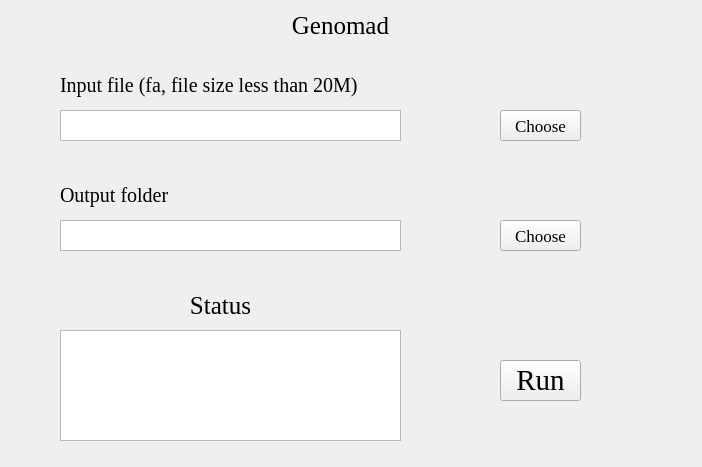
Old version of the form Genomad.ui in the repository hzaurzli/MicroWorldOmics.
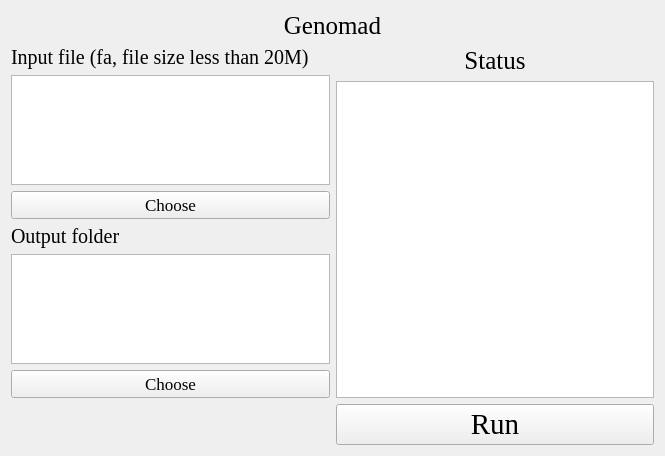
New version of the form. Icons and pictures are not drawn.

```diff
--- a/Genomad.ui
+++ b/Genomad.ui
@@ -6,8 +6,8 @@
    <rect>
     <x>0</x>
     <y>0</y>
-    <width>702</width>
-    <height>467</height>
+    <width>665</width>
+    <height>456</height>
    </rect>
   </property>
   <property name="windowTitle">
@@ -16,15 +16,38 @@
   <property name="styleSheet">
    <string notr="true">background-image: url(D:/Documents/Desktop/bb.png)</string>
   </property>
+  <layout class="QGridLayout" name="gridLayout_4">
+   <item row="1" column="1">
+    <layout class="QGridLayout" name="gridLayout_3">
+     <item row="0" column="0">
+      <widget class="QLabel" name="label_4">
+       <property name="font">
+        <font>
+         <family>Times New Roman</family>
+         <pointsize>19</pointsize>
+        </font>
+       </property>
+       <property name="text">
+        <string>Status</string>
+       </property>
+       <property name="alignment">
+        <set>Qt::AlignCenter</set>
+       </property>
+      </widget>
+     </item>
+     <item row="1" column="0">
+      <widget class="QTextBrowser" name="textBrowser">
+       <property name="styleSheet">
+        <string notr="true">background-image: url(D:/Documents/Desktop/white.png)</string>
+       </property>
+      </widget>
+     </item>
+    </layout>
+   </item>
+   <item row="0" column="0" colspan="2">
+    <layout class="QGridLayout" name="gridLayout">
+     <item row="0" column="0">
   <widget class="QLabel" name="label">
-   <property name="geometry">
-    <rect>
-     <x>260</x>
-     <y>10</y>
-     <width>161</width>
-     <height>31</height>
-    </rect>
-   </property>
    <property name="font">
     <font>
      <family>Times New Roman</family>
@@ -38,15 +61,29 @@
     <set>Qt::AlignCenter</set>
    </property>
   </widget>
+     </item>
+    </layout>
+   </item>
+   <item row="1" column="0">
+    <layout class="QGridLayout" name="gridLayout_5">
+     <item row="3" column="0">
+      <widget class="QLabel" name="label_3">
+       <property name="font">
+        <font>
+         <family>Times New Roman</family>
+         <pointsize>15</pointsize>
+        </font>
+       </property>
+       <property name="text">
+        <string>Output folder</string>
+       </property>
+       <property name="alignment">
+        <set>Qt::AlignLeading|Qt::AlignLeft|Qt::AlignVCenter</set>
+       </property>
+      </widget>
+     </item>
+     <item row="0" column="0">
   <widget class="QLabel" name="label_2">
-   <property name="geometry">
-    <rect>
-     <x>60</x>
-     <y>70</y>
-     <width>301</width>
-     <height>31</height>
-    </rect>
-   </property>
    <property name="font">
     <font>
      <family>Times New Roman</family>
@@ -60,63 +97,16 @@
     <set>Qt::AlignLeading|Qt::AlignLeft|Qt::AlignVCenter</set>
    </property>
   </widget>
+     </item>
+     <item row="1" column="0">
   <widget class="QTextBrowser" name="textBrowser_2">
-   <property name="geometry">
-    <rect>
-     <x>60</x>
-     <y>110</y>
-     <width>341</width>
-     <height>31</height>
-    </rect>
-   </property>
    <property name="styleSheet">
     <string notr="true">background-image: url(D:/Documents/Desktop/white.png)</string>
    </property>
   </widget>
-  <widget class="QLabel" name="label_3">
-   <property name="geometry">
-    <rect>
-     <x>60</x>
-     <y>180</y>
-     <width>161</width>
-     <height>31</height>
-    </rect>
-   </property>
-   <property name="font">
-    <font>
-     <family>Times New Roman</family>
-     <pointsize>15</pointsize>
-    </font>
-   </property>
-   <property name="text">
-    <string>Output folder</string>
-   </property>
-   <property name="alignment">
-    <set>Qt::AlignLeading|Qt::AlignLeft|Qt::AlignVCenter</set>
-   </property>
-  </widget>
-  <widget class="QTextBrowser" name="textBrowser_3">
-   <property name="geometry">
-    <rect>
-     <x>60</x>
-     <y>220</y>
-     <width>341</width>
-     <height>31</height>
-    </rect>
-   </property>
-   <property name="styleSheet">
-    <string notr="true">background-image: url(D:/Documents/Desktop/white.png)</string>
-   </property>
-  </widget>
+     </item>
+     <item row="2" column="0">
   <widget class="QPushButton" name="pushButton_2">
-   <property name="geometry">
-    <rect>
-     <x>500</x>
-     <y>110</y>
-     <width>81</width>
-     <height>31</height>
-    </rect>
-   </property>
    <property name="font">
     <font>
      <family>Times New Roman</family>
@@ -127,15 +117,16 @@
     <string>Choose</string>
    </property>
   </widget>
+     </item>
+     <item row="4" column="0">
+      <widget class="QTextBrowser" name="textBrowser_3">
+       <property name="styleSheet">
+        <string notr="true">background-image: url(D:/Documents/Desktop/white.png)</string>
+       </property>
+      </widget>
+     </item>
+     <item row="5" column="0">
   <widget class="QPushButton" name="pushButton_3">
-   <property name="geometry">
-    <rect>
-     <x>500</x>
-     <y>220</y>
-     <width>81</width>
-     <height>31</height>
-    </rect>
-   </property>
    <property name="font">
     <font>
      <family>Times New Roman</family>
@@ -146,50 +137,13 @@
     <string>Choose</string>
    </property>
   </widget>
-  <widget class="QTextBrowser" name="textBrowser">
-   <property name="geometry">
-    <rect>
-     <x>60</x>
-     <y>330</y>
-     <width>341</width>
-     <height>111</height>
-    </rect>
-   </property>
-   <property name="styleSheet">
-    <string notr="true">background-image: url(D:/Documents/Desktop/white.png)</string>
-   </property>
-  </widget>
-  <widget class="QLabel" name="label_4">
-   <property name="geometry">
-    <rect>
-     <x>140</x>
-     <y>290</y>
-     <width>161</width>
-     <height>31</height>
-    </rect>
-   </property>
-   <property name="font">
-    <font>
-     <family>Times New Roman</family>
-     <pointsize>19</pointsize>
-    </font>
-   </property>
-   <property name="text">
-    <string>Status</string>
-   </property>
-   <property name="alignment">
-    <set>Qt::AlignCenter</set>
-   </property>
-  </widget>
+     </item>
+    </layout>
+   </item>
+   <item row="2" column="1">
+    <layout class="QGridLayout" name="gridLayout_6">
+     <item row="0" column="0">
   <widget class="QPushButton" name="pushButton">
-   <property name="geometry">
-    <rect>
-     <x>500</x>
-     <y>360</y>
-     <width>81</width>
-     <height>41</height>
-    </rect>
-   </property>
    <property name="font">
     <font>
      <family>Times New Roman</family>
@@ -203,6 +157,10 @@
     <string>Run</string>
    </property>
   </widget>
+     </item>
+    </layout>
+   </item>
+  </layout>
  </widget>
  <resources/>
  <connections/>
```
Left out of the diff: 6 changed lines with no effect on the pictures. Lines whose indentation alone changed are shown as unchanged.
